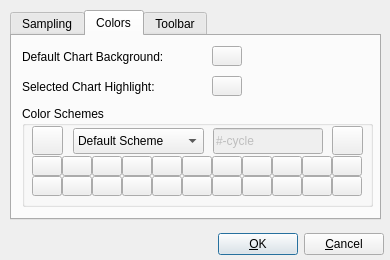
Above: src/chart/settingsdialog.ui from performancecopilot/pcp before the change. Below: the same form after it.
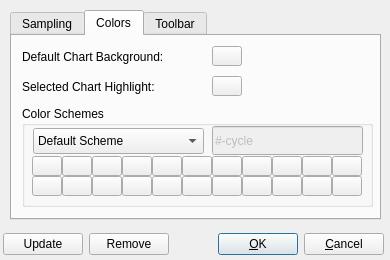
That is the form after the change. The open tabs and pages were chosen to show the change. Icons and pictures are not drawn. Custom widgets are drawn as their Qt base class.

Commit message: Point commit of scheme UI interaction work, so I can do a merge.

Diff of the .ui file:
```diff
--- a/src/chart/settingsdialog.ui
+++ b/src/chart/settingsdialog.ui
@@ -54,6 +54,20 @@
     <property name="spacing" >
      <number>6</number>
     </property>
+    <item>
+     <widget class="QPushButton" name="updateSchemeButton" >
+      <property name="text" >
+       <string>Update</string>
+      </property>
+     </widget>
+    </item>
+    <item>
+     <widget class="QPushButton" name="removeSchemeButton" >
+      <property name="text" >
+       <string>Remove</string>
+      </property>
+     </widget>
+    </item>
     <item>
      <spacer>
       <property name="orientation" >
@@ -1050,16 +1064,36 @@
        <string/>
       </property>
      </widget>
+     <widget class="QComboBox" name="schemeComboBox" >
+      <property name="geometry" >
+       <rect>
+        <x>11</x>
+        <y>22</y>
+        <width>171</width>
+        <height>26</height>
+       </rect>
+      </property>
+      <item>
+       <property name="text" >
+        <string>Default Scheme</string>
+       </property>
+      </item>
+      <item>
+       <property name="text" >
+        <string>New Scheme</string>
+       </property>
+      </item>
+     </widget>
      <widget class="QLineEdit" name="schemeLineEdit" >
       <property name="enabled" >
        <bool>false</bool>
       </property>
       <property name="geometry" >
        <rect>
-        <x>191</x>
-        <y>22</y>
-        <width>110</width>
-        <height>26</height>
+        <x>190</x>
+        <y>20</y>
+        <width>151</width>
+        <height>29</height>
        </rect>
       </property>
       <property name="sizePolicy" >
@@ -1074,58 +1108,6 @@
        <string>#-cycle</string>
       </property>
      </widget>
-     <widget class="QComboBox" name="schemeComboBox" >
-      <property name="geometry" >
-       <rect>
-        <x>51</x>
-        <y>22</y>
-        <width>131</width>
-        <height>26</height>
-       </rect>
-      </property>
-      <item>
-       <property name="text" >
-        <string>Default Scheme</string>
-       </property>
-      </item>
-      <item>
-       <property name="text" >
-        <string>New Scheme</string>
-       </property>
-      </item>
-     </widget>
-     <widget class="QPushButton" name="deleteSchemeButton" >
-      <property name="geometry" >
-       <rect>
-        <x>10</x>
-        <y>20</y>
-        <width>31</width>
-        <height>29</height>
-       </rect>
-      </property>
-      <property name="text" >
-       <string/>
-      </property>
-      <property name="icon" >
-       <iconset resource="kmchart.qrc" >:/process-stop.png</iconset>
-      </property>
-     </widget>
-     <widget class="QPushButton" name="insertSchemeButton" >
-      <property name="geometry" >
-       <rect>
-        <x>310</x>
-        <y>20</y>
-        <width>31</width>
-        <height>29</height>
-       </rect>
-      </property>
-      <property name="text" >
-       <string/>
-      </property>
-      <property name="icon" >
-       <iconset resource="kmchart.qrc" >:/go-previous.png</iconset>
-      </property>
-     </widget>
     </widget>
     <widget class="ColorButton" name="selectedHighlightButton" >
      <property name="geometry" >
```
Left out of the diff: 98 changed lines with no effect on the pictures. The commit also changes 2 other files.
